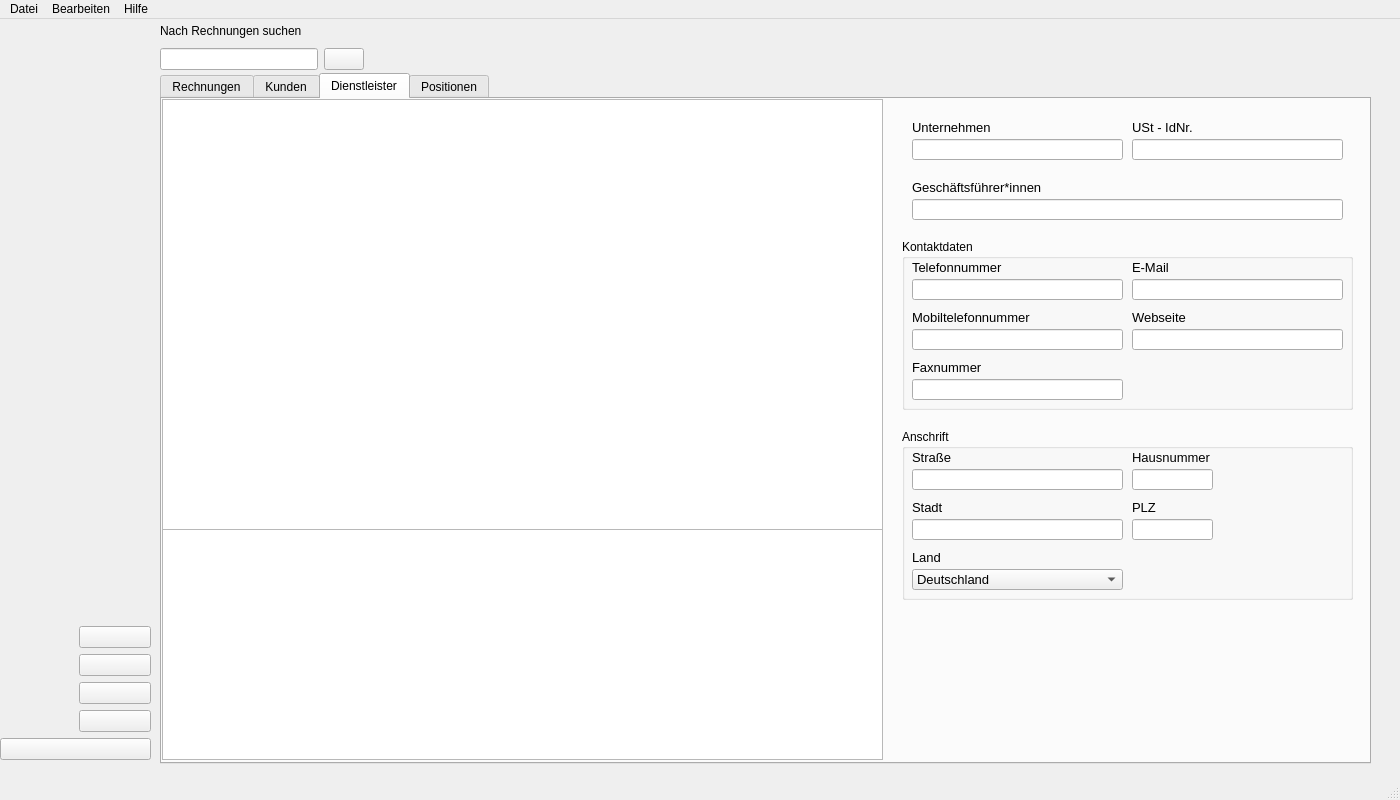
Qt form Qt/main.ui (SIMKCN/LF11-Projekt) before a commit.
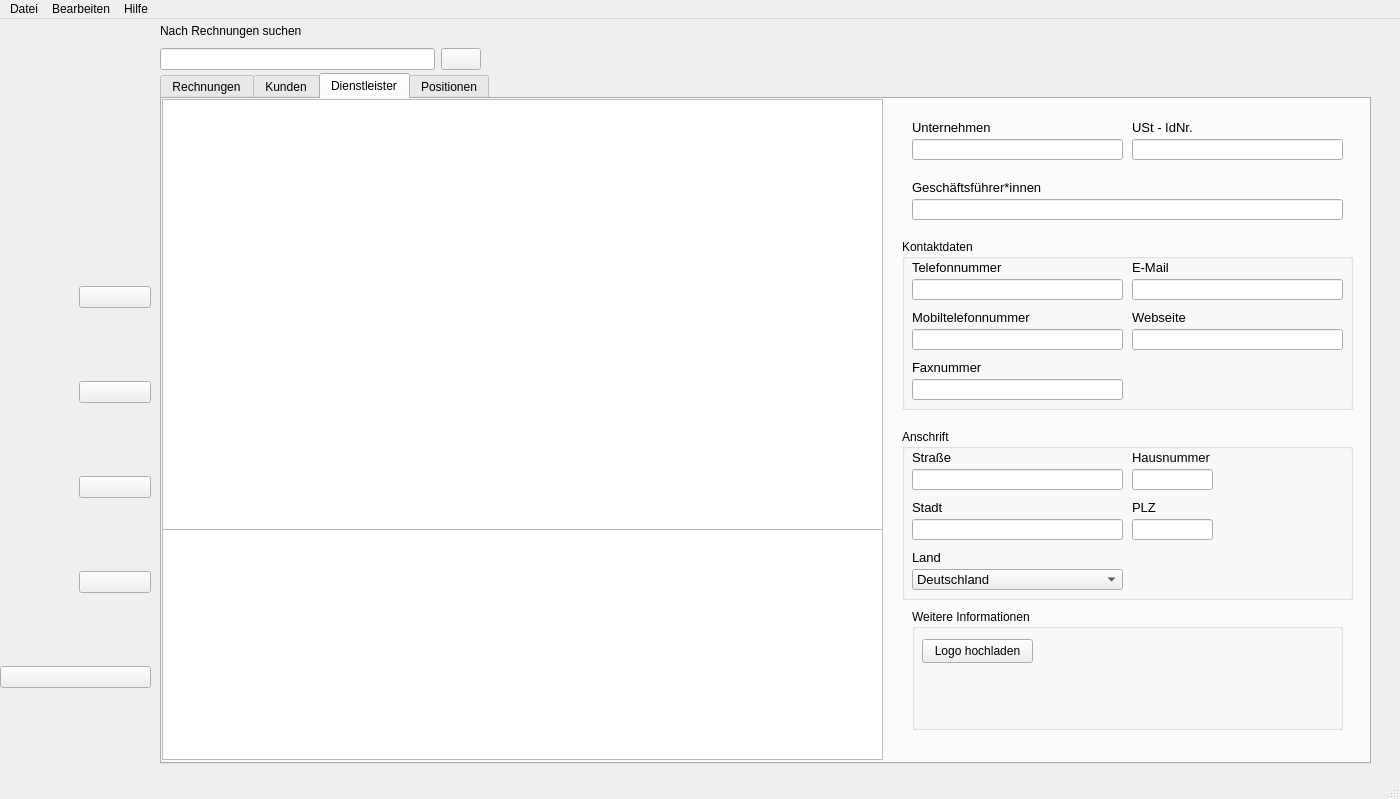
The same form after that commit. The open tabs and pages were chosen to show the change. Icons and pictures are not drawn.

Commit message: File Picker Fenster gebaut

Patch:
```diff
--- a/Qt/main.ui
+++ b/Qt/main.ui
@@ -10,7 +10,7 @@
     <x>0</x>
     <y>0</y>
     <width>1400</width>
-    <height>800</height>
+    <height>799</height>
    </rect>
   </property>
   <property name="sizePolicy">
@@ -32,7 +32,7 @@
    <bool>true</bool>
   </property>
   <property name="toolButtonStyle">
-   <enum>Qt::ToolButtonStyle::ToolButtonFollowStyle</enum>
+   <enum>Qt::ToolButtonIconOnly</enum>
   </property>
   <widget class="QWidget" name="centralwidget">
    <widget class="QTabWidget" name="tabWidget">
@@ -1164,6 +1164,32 @@
        <bool>true</bool>
       </property>
      </widget>
+     <widget class="QGroupBox" name="groupBox_4">
+      <property name="geometry">
+       <rect>
+        <x>750</x>
+        <y>510</y>
+        <width>431</width>
+        <height>121</height>
+       </rect>
+      </property>
+      <property name="title">
+       <string>Weitere Informationen</string>
+      </property>
+      <widget class="QPushButton" name="pushButton">
+       <property name="geometry">
+        <rect>
+         <x>10</x>
+         <y>30</y>
+         <width>111</width>
+         <height>24</height>
+        </rect>
+       </property>
+       <property name="text">
+        <string>Logo hochladen</string>
+       </property>
+      </widget>
+     </widget>
     </widget>
     <widget class="QWidget" name="tab_positionen">
      <attribute name="title">
@@ -1423,9 +1449,6 @@
      </item>
      <item row="2" column="2">
       <spacer name="horizontalSpacer">
-       <property name="orientation">
-        <enum>Qt::Orientation::Horizontal</enum>
-       </property>
        <property name="sizeHint" stdset="0">
         <size>
          <width>40</width>
@@ -1545,11 +1568,8 @@
      </item>
      <item row="0" column="1">
       <spacer name="verticalSpacer">
-       <property name="orientation">
-        <enum>Qt::Orientation::Vertical</enum>
-       </property>
        <property name="sizeType">
-        <enum>QSizePolicy::Policy::Expanding</enum>
+        <enum>QSizePolicy::Fixed</enum>
        </property>
        <property name="sizeHint" stdset="0">
         <size>
```
Left out of the diff: 8 changed lines with no effect on the pictures. The commit also changes 2 other files.
